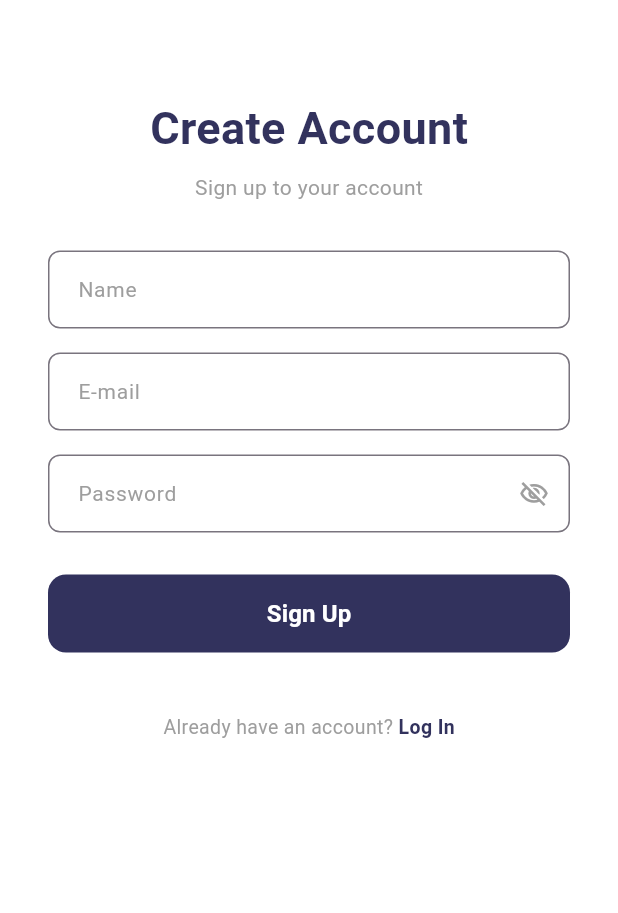
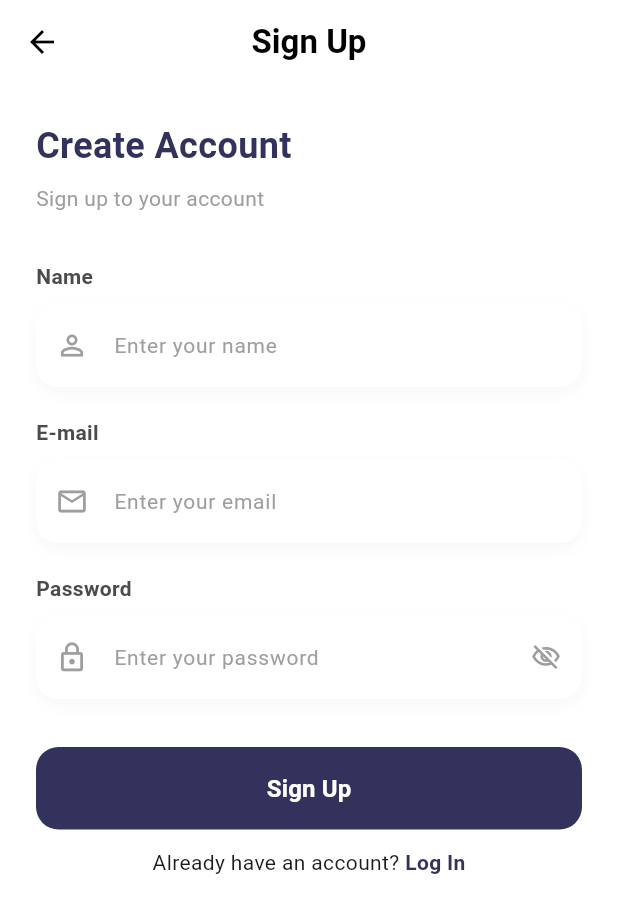
Before and after one commit to mayada388/enviroguard, a Flutter app: the SignUpPage screen opened directly, on a phone screen of 412 x 824 dp. Shown: the top 913 px of the screen. Run offline on Flutter 3.47's test engine with Material 3 defaults, Android fonts, the phone set to English and light mode, and no system bars; our stand-ins replace cloud_firestore, firebase_auth, firebase_core, firebase_storage, image_picker, open_filex and 2 more; accounts and stored records are empty.

Commit message:
update login+ sign+ home

```diff
--- a/lib/login_page.dart
+++ b/lib/login_page.dart
@@ -109,7 +109,6 @@ class _LoginPageState extends State<LoginPage> {
                 style: TextStyle(fontSize: 14, color: Colors.grey),
               ),
               const SizedBox(height: 32),
-
               _buildInputField(
                 label: 'E-mail',
                 hint: 'Enter your email',
@@ -122,9 +121,7 @@ class _LoginPageState extends State<LoginPage> {
                   return null;
                 },
               ),
-
               const SizedBox(height: 20),
-
               _buildInputField(
                 label: 'Password',
                 hint: 'Enter your password',
@@ -140,9 +137,7 @@ class _LoginPageState extends State<LoginPage> {
                   return null;
                 },
               ),
-
               const SizedBox(height: 8),
-
               Align(
                 alignment: Alignment.centerRight,
                 child: TextButton(
@@ -156,9 +151,7 @@ class _LoginPageState extends State<LoginPage> {
                   ),
                 ),
               ),
-
               const SizedBox(height: 20),
-
               SizedBox(
                 width: double.infinity,
                 height: 55,
@@ -187,9 +180,7 @@ class _LoginPageState extends State<LoginPage> {
                         ),
                 ),
               ),
-
               const SizedBox(height: 8),
-
               Row(
                 mainAxisAlignment: MainAxisAlignment.center,
                 children: [
@@ -291,11 +282,18 @@ class _LoginPageState extends State<LoginPage> {
       if (!mounted) return;
 
       String msg = 'Login failed. Please try again.';
-      if (e.code == 'user-not-found') msg = 'No user found for that email.';
-      if (e.code == 'wrong-password') msg = 'Wrong password provided.';
-      if (e.code == 'invalid-email') msg = 'Invalid email.';
-      if (e.code == 'user-disabled') msg = 'This user has been disabled.';
-      if (e.code == 'too-many-requests') {
+
+      if (e.code == 'user-not-found') {
+        msg = 'No user found for that email.';
+      } else if (e.code == 'wrong-password') {
+        msg = 'Wrong password provided.';
+      } else if (e.code == 'invalid-email') {
+        msg = 'Invalid email.';
+      } else if (e.code == 'invalid-credential') {
+        msg = 'Invalid email or password.';
+      } else if (e.code == 'user-disabled') {
+        msg = 'This user has been disabled.';
+      } else if (e.code == 'too-many-requests') {
         msg = 'Too many attempts. Try again later.';
       }
 
--- a/lib/sign_up_page.dart
+++ b/lib/sign_up_page.dart
@@ -12,6 +12,8 @@ class SignUpPage extends StatefulWidget {
 }
 
 class _SignUpPageState extends State<SignUpPage> {
+  final _formKey = GlobalKey<FormState>();
+
   final _nameController = TextEditingController();
   final _emailController = TextEditingController();
   final _passwordController = TextEditingController();
@@ -28,23 +30,15 @@ class _SignUpPageState extends State<SignUpPage> {
   }
 
   Future<void> _signUp() async {
+    if (!_formKey.currentState!.validate()) return;
+
     final name = _nameController.text.trim();
     final email = _emailController.text.trim();
     final password = _passwordController.text.trim();
 
-    if (name.isEmpty || email.isEmpty || password.isEmpty) {
-      ScaffoldMessenger.of(context).showSnackBar(
-        const SnackBar(
-          content: Text('Please enter name, email, and password'),
-        ),
-      );
-      return;
-    }
-
     setState(() => _loading = true);
 
     try {
-      // 1) Create user in Firebase Auth
       final cred = await FirebaseAuth.instance.createUserWithEmailAndPassword(
         email: email,
         password: password,
@@ -53,13 +47,10 @@ class _SignUpPageState extends State<SignUpPage> {
       final user = cred.user!;
       final uid = user.uid;
 
-      // 2) Save display name
       await user.updateDisplayName(name);
 
-      // 3) Send verification email
       await user.sendEmailVerification();
 
-      // 4) Create Firestore document
       await FirebaseFirestore.instance.collection('users').doc(uid).set({
         'name': name,
         'email': user.email ?? email,
@@ -72,7 +63,6 @@ class _SignUpPageState extends State<SignUpPage> {
         'updatedAt': FieldValue.serverTimestamp(),
       }, SetOptions(merge: true));
 
-      // 5) Sign out until email is verified
       await FirebaseAuth.instance.signOut();
 
       if (!mounted) return;
@@ -85,7 +75,6 @@ class _SignUpPageState extends State<SignUpPage> {
         ),
       );
 
-      // 6) Navigate back to login page
       Navigator.pushReplacement(
         context,
         MaterialPageRoute(builder: (_) => const LoginPage()),
@@ -93,12 +82,7 @@ class _SignUpPageState extends State<SignUpPage> {
     } on FirebaseAuthException catch (e) {
       String msg = 'Sign up failed. Please try again.';
 
-      if (e.code == 'weak-password') msg = 'Password is too weak';
       if (e.code == 'email-already-in-use') msg = 'Email already in use';
-      if (e.code == 'invalid-email') msg = 'Invalid email address';
-      if (e.code == 'operation-not-allowed') {
-        msg = 'Email/Password sign-in is not enabled in Firebase';
-      }
       if (e.code == 'network-request-failed') msg = 'Network error';
 
       if (!mounted) return;
@@ -106,7 +90,7 @@ class _SignUpPageState extends State<SignUpPage> {
       ScaffoldMessenger.of(context).showSnackBar(
         SnackBar(content: Text(msg)),
       );
-    } catch (e) {
+    } catch (_) {
       if (!mounted) return;
 
       ScaffoldMessenger.of(context).showSnackBar(
@@ -121,99 +105,115 @@ class _SignUpPageState extends State<SignUpPage> {
 
   @override
   Widget build(BuildContext context) {
-    final primary = const Color(0xFF32325D);
+    const primary = Color(0xFF32325D);
     final greyText = Colors.grey.shade500;
 
     return Scaffold(
       backgroundColor: Colors.white,
-      body: SafeArea(
+      appBar: AppBar(
+        backgroundColor: Colors.white,
+        elevation: 0,
+        centerTitle: true,
+        leading: IconButton(
+          icon: const Icon(Icons.arrow_back, color: Colors.black),
+          onPressed: _loading ? null : () => Navigator.pop(context),
+        ),
+        title: const Text(
+          'Sign Up',
+          style: TextStyle(
+            color: Colors.black,
+            fontWeight: FontWeight.w600,
+          ),
+        ),
+      ),
+      body: SingleChildScrollView(
+        padding: const EdgeInsets.all(24),
+        child: Form(
+          key: _formKey,
           child: Column(
+            crossAxisAlignment: CrossAxisAlignment.start,
             children: [
-            const SizedBox(height: 24),
-            Expanded(
-              child: SingleChildScrollView(
-                physics: const BouncingScrollPhysics(),
-                padding:
-                    const EdgeInsets.symmetric(horizontal: 32, vertical: 16),
-                child: Column(
-                  crossAxisAlignment: CrossAxisAlignment.center,
-                  children: [
-                    const SizedBox(height: 24),
-                    Text(
+              const Text(
                 'Create Account',
                 style: TextStyle(
-                        fontSize: 30,
-                        fontWeight: FontWeight.w700,
+                  fontSize: 24,
+                  fontWeight: FontWeight.bold,
                   color: primary,
                 ),
               ),
               const SizedBox(height: 8),
               Text(
                 'Sign up to your account',
-                      style: TextStyle(
-                        fontSize: 14,
-                        color: greyText,
-                      ),
+                style: TextStyle(fontSize: 14, color: greyText),
               ),
               const SizedBox(height: 32),
 
-                    _buildTextField(
+              _buildInputField(
+                label: 'Name',
+                hint: 'Enter your name',
+                icon: Icons.person_outline,
                 controller: _nameController,
-                      hint: 'Name',
-                    ),
-                    const SizedBox(height: 16),
-
-                    _buildTextField(
-                      controller: _emailController,
-                      hint: 'E-mail',
-                      keyboardType: TextInputType.emailAddress,
-                    ),
-                    const SizedBox(height: 16),
-
-                    TextField(
-                      controller: _passwordController,
-                      obscureText: _obscurePassword,
-                      decoration: InputDecoration(
-                        hintText: 'Password',
-                        hintStyle:
-                            TextStyle(color: greyText, fontSize: 14),
-                        contentPadding: const EdgeInsets.symmetric(
-                          horizontal: 16,
-                          vertical: 14,
-                        ),
-                        border: OutlineInputBorder(
-                          borderRadius: BorderRadius.circular(8),
-                          borderSide:
-                              BorderSide(color: Colors.grey.shade300),
-                        ),
-                        suffixIcon: IconButton(
-                          icon: Icon(
-                            _obscurePassword
-                                ? Icons.visibility_off_outlined
-                                : Icons.visibility_outlined,
-                            size: 20,
-                            color: greyText,
-                          ),
-                          onPressed: () => setState(
-                            () =>
-                                _obscurePassword = !_obscurePassword,
-                          ),
-                        ),
-                      ),
+                validator: (value) {
+                  if (value == null || value.trim().isEmpty) {
+                    return 'Please enter your name';
+                  }
+                  return null;
+                },
               ),
 
-                    const SizedBox(height: 28),
+              const SizedBox(height: 20),
+
+              _buildInputField(
+                label: 'E-mail',
+                hint: 'Enter your email',
+                icon: Icons.email_outlined,
+                controller: _emailController,
+                keyboardType: TextInputType.emailAddress,
+                validator: (value) {
+                  if (value == null || value.trim().isEmpty) {
+                    return 'Please enter a valid email';
+                  }
+
+                  if (!value.contains('@')) {
+                    return 'Please enter a valid email';
+                  }
+
+                  return null;
+                },
+              ),
+
+              const SizedBox(height: 20),
+
+              _buildInputField(
+                label: 'Password',
+                hint: 'Enter your password',
+                icon: Icons.lock_outline,
+                controller: _passwordController,
+                isPassword: true,
+                validator: (value) {
+                  if (value == null || value.isEmpty) {
+                    return 'Password must be at least 8 characters';
+                  }
+
+                  if (value.length < 8) {
+                    return 'Password must be at least 8 characters';
+                  }
+
+                  return null;
+                },
+              ),
+
+              const SizedBox(height: 32),
 
               SizedBox(
                 width: double.infinity,
-                      height: 52,
+                height: 55,
                 child: ElevatedButton(
                   onPressed: _loading ? null : _signUp,
                   style: ElevatedButton.styleFrom(
                     backgroundColor: primary,
                     shape: RoundedRectangleBorder(
-                            borderRadius:
-                                BorderRadius.circular(12),
+                      borderRadius: BorderRadius.circular(15),
                     ),
                     elevation: 0,
                   ),
@@ -221,88 +221,117 @@ class _SignUpPageState extends State<SignUpPage> {
                       ? const SizedBox(
                           width: 22,
                           height: 22,
-                                child:
-                                    CircularProgressIndicator(
-                                        strokeWidth: 2),
+                          child: CircularProgressIndicator(strokeWidth: 2),
                         )
                       : const Text(
                           'Sign Up',
                           style: TextStyle(
+                            color: Colors.white,
                             fontSize: 16,
-                                  fontWeight: FontWeight.w600,
-                                  color: Colors.white,
+                            fontWeight: FontWeight.bold,
                           ),
                         ),
                 ),
               ),
 
-                    const SizedBox(height: 40),
+              const SizedBox(height: 12),
 
               Row(
-                      mainAxisAlignment:
-                          MainAxisAlignment.center,
-                      mainAxisSize: MainAxisSize.min,
+                mainAxisAlignment: MainAxisAlignment.center,
                 children: [
-                        Text(
-                          'Already have an account? ',
-                          style: TextStyle(
-                              color: greyText, fontSize: 13),
-                        ),
+                  const Text("Already have an account? "),
                   GestureDetector(
-                          onTap: () {
+                    onTap: _loading
+                        ? null
+                        : () {
                             Navigator.push(
                               context,
                               MaterialPageRoute(
-                                  builder: (_) =>
-                                      const LoginPage()),
+                                builder: (_) => const LoginPage(),
+                              ),
                             );
                           },
-                          child: Text(
+                    child: const Text(
                       'Log In',
                       style: TextStyle(
                         color: primary,
-                              fontSize: 13,
                         fontWeight: FontWeight.bold,
                       ),
                     ),
                   ),
                 ],
               ),
-
-                    const SizedBox(height: 24),
             ],
           ),
-              ),
-            ),
-          ],
         ),
       ),
     );
   }
 
-  Widget _buildTextField({
+  Widget _buildInputField({
+    required String label,
+    required String hint,
+    required IconData icon,
     required TextEditingController controller,
-    required String hint,
-    TextInputType keyboardType =
-        TextInputType.text,
+    String? Function(String?)? validator,
+    TextInputType keyboardType = TextInputType.text,
+    bool isPassword = false,
   }) {
-    return TextField(
+    return Column(
+      crossAxisAlignment: CrossAxisAlignment.start,
+      children: [
+        Text(
+          label,
+          style: const TextStyle(
+            fontWeight: FontWeight.w600,
+            fontSize: 14,
+            color: Color(0xFF4B4B4B),
+          ),
+        ),
+        const SizedBox(height: 8),
+        Container(
+          decoration: BoxDecoration(
+            color: Colors.white,
+            borderRadius: BorderRadius.circular(15),
+            boxShadow: [
+              BoxShadow(
+                color: Colors.black.withOpacity(0.03),
+                blurRadius: 8,
+                offset: const Offset(0, 4),
+              ),
+            ],
+          ),
+          child: TextFormField(
             controller: controller,
             keyboardType: keyboardType,
+            obscureText: isPassword ? _obscurePassword : false,
+            validator: validator,
             decoration: InputDecoration(
               hintText: hint,
-        hintStyle: TextStyle(
-            color: Colors.grey.shade500,
-            fontSize: 14),
-        contentPadding: const EdgeInsets.symmetric(
-            horizontal: 16, vertical: 14),
-        border: OutlineInputBorder(
-          borderRadius:
-              BorderRadius.circular(8),
-          borderSide:
-              BorderSide(color: Colors.grey.shade300),
+              hintStyle: const TextStyle(color: Colors.grey, fontSize: 14),
+              prefixIcon: Icon(icon, color: Colors.grey, size: 22),
+              suffixIcon: isPassword
+                  ? IconButton(
+                      icon: Icon(
+                        _obscurePassword
+                            ? Icons.visibility_off_outlined
+                            : Icons.visibility_outlined,
+                        size: 20,
+                        color: Colors.grey,
+                      ),
+                      onPressed: () {
+                        setState(() {
+                          _obscurePassword = !_obscurePassword;
+                        });
+                      },
+                    )
+                  : null,
+              border: InputBorder.none,
+              contentPadding: const EdgeInsets.all(16),
             ),
           ),
+        ),
+      ],
     );
   }
 }
```
Also changed, not shown: lib/admin_home_page.dart (+65 -47 lines), lib/home_page.dart (+207 -57 lines). Lines whose indentation alone changed are shown as unchanged.
